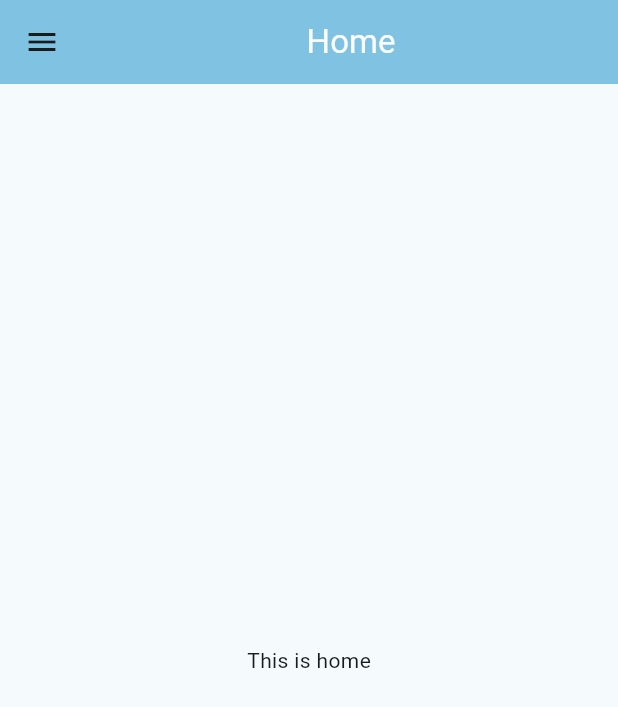
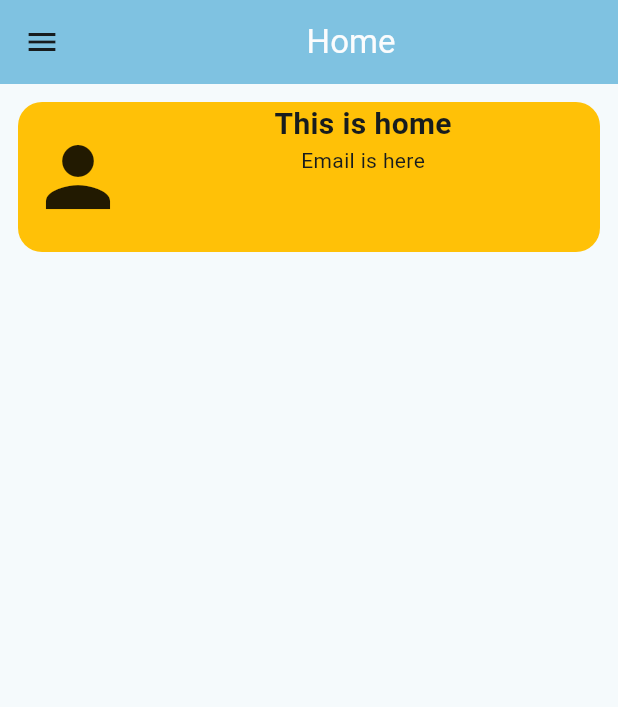
Before and after one commit to braeson-nyahera/Mindmate, a Flutter app: the screen it shows after launch, on a phone screen of 412 x 824 dp. Shown: the top 707 px of the screen. Run offline on Flutter 3.47's test engine with Material 3 defaults, Android fonts, the light colour scheme and no system bars.

Commit message:
modified home

```diff
--- a/lib/home.dart
+++ b/lib/home.dart
@@ -19,8 +19,43 @@ class _MyHomePageState extends State<MyHomePage> {
       drawer: DrawerWidget(),
       body: Center(
         child: Column(
-          mainAxisAlignment: MainAxisAlignment.center,
-          children: [Text('This is home')],
+          children: [
+            Padding(
+              padding: const EdgeInsets.all(12.0),
+              child: ClipRRect(
+                borderRadius: BorderRadius.circular(16),
+                child: Container(
+                    height: 100,
+                    width: double.infinity,
+                    color: Colors.amber,
+                    child: SizedBox(
+                      child: Row(
+                        children: [
+                          Padding(
+                            padding: const EdgeInsets.all(8.0),
+                            child: Icon(size: 64, Icons.person),
+                          ),
+                          Center(
+                            child: SizedBox(
+                              width: 300,
+                              child: Column(children: [
+                                Text(
+                                  'This is home',
+                                  style: TextStyle(
+                                    fontSize: 20,
+                                    fontWeight: FontWeight.bold,
+                                  ),
+                                ),
+                                Text('Email is here')
+                              ]),
+                            ),
+                          ),
+                        ],
+                      ),
+                    )),
+              ),
+            )
+          ],
         ),
       ),
     );
```
Also changed, not shown: lib/components.dart (line endings or trailing spaces).
